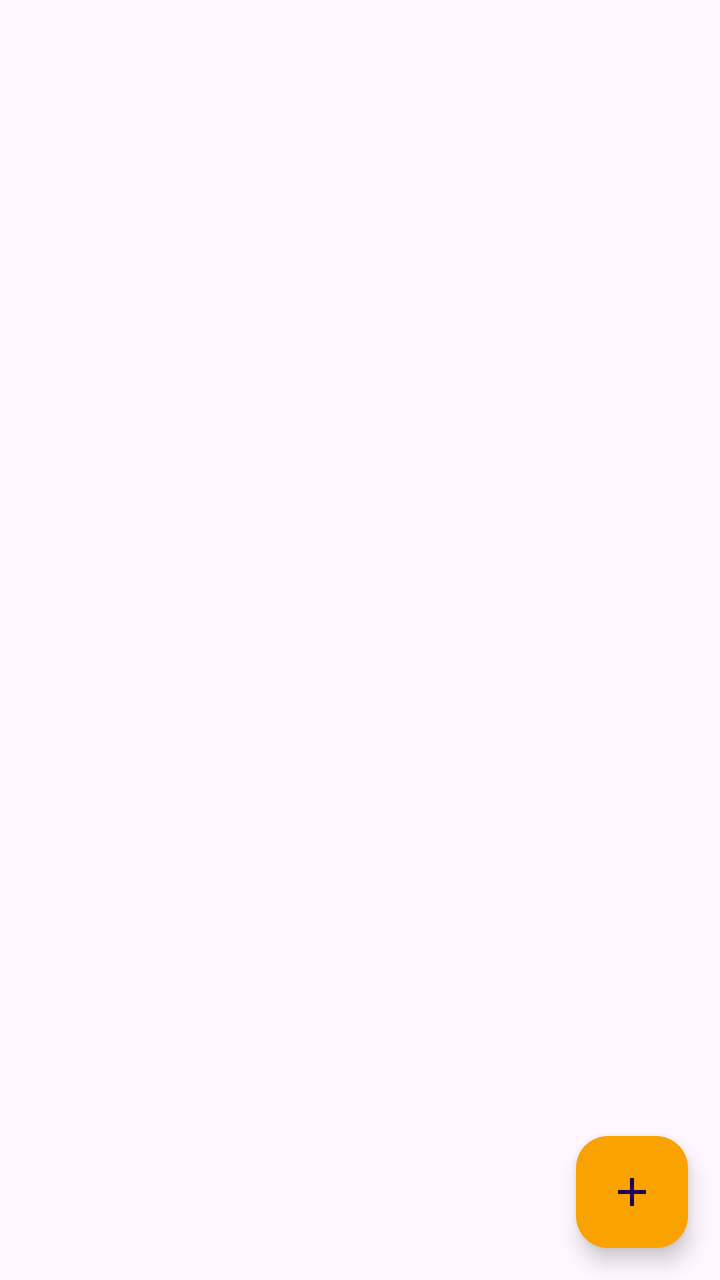
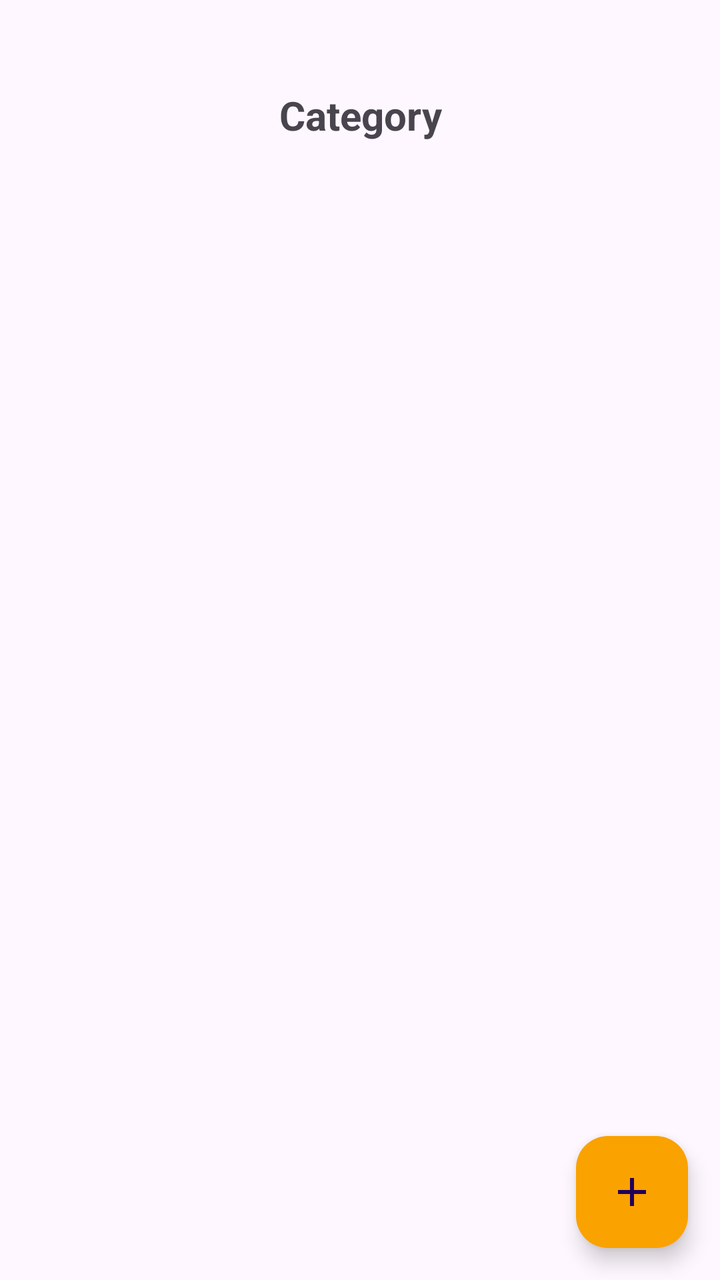

An Android layout rendered at two revisions. The XML below is the earlier revision; the diff shows what the commit changed to produce the second picture.
<!-- AndroidManifest.xml: application theme Theme.Valora -->
<!-- res/layout/fragment_home.xml -->
<?xml version="1.0" encoding="utf-8"?>
<RelativeLayout xmlns:android="http://schemas.android.com/apk/res/android"
    xmlns:tools="http://schemas.android.com/tools"
    android:layout_width="match_parent"
    android:layout_height="match_parent"
    tools:context=".fragment_home">




    <androidx.recyclerview.widget.RecyclerView
        android:id="@+id/recyclerView"
        android:layout_width="match_parent"
        android:layout_height="match_parent"/>



    <com.google.android.material.floatingactionbutton.FloatingActionButton
        android:id="@+id/fabAdd"
        android:layout_width="wrap_content"
        android:layout_height="wrap_content"
        android:layout_alignParentBottom="true"
        android:layout_alignParentEnd="true"
        android:layout_margin="16dp"
        android:src="@drawable/plusbutton"
        android:backgroundTint="@color/orange"/>


</RelativeLayout>
<!-- resources referenced by this layout -->
<resources>
  <color name="orange">#F9A200</color>
  <!-- drawable plusbutton (drawable) -->
  <vector xmlns:android="http://schemas.android.com/apk/res/android"
      android:width="24dp"
      android:height="24dp"
      android:viewportWidth="960"
      android:viewportHeight="960">
    <path
        android:pathData="M440,520L200,520v-80h240v-240h80v240h240v80L520,520v240h-80v-240Z"
        android:fillColor="#e3e3e3"/>
  </vector>
  <style name="Theme.Valora" parent="Base.Theme.Valora" />
  <style name="Base.Theme.Valora" parent="Theme.Material3.DayNight.NoActionBar">
          
          
      </style>
</resources>

<!-- the commit's change to res/layout/fragment_home.xml (unified diff, before → after) -->
@@ -1,29 +1,50 @@
-<?xml version="1.0" encoding="utf-8"?>
-<RelativeLayout xmlns:android="http://schemas.android.com/apk/res/android"
+<androidx.constraintlayout.widget.ConstraintLayout
+    xmlns:android="http://schemas.android.com/apk/res/android"
     xmlns:tools="http://schemas.android.com/tools"
+    xmlns:app="http://schemas.android.com/apk/res-auto"
     android:layout_width="match_parent"
     android:layout_height="match_parent"
     tools:context=".fragment_home">
 
+    
 
+    
 
+    <TextView
+        android:id="@+id/category_heading"
+        android:layout_width="0dp"
+        android:layout_height="wrap_content"
+        android:layout_marginTop="28dp"
+        android:gravity="center"
+        android:padding="16dp"
+        android:text="Category"
+        android:textSize="20sp"
+        android:textStyle="bold"
+        app:layout_constraintEnd_toEndOf="parent"
+        app:layout_constraintHorizontal_bias="0.0"
+        app:layout_constraintStart_toStartOf="parent"
+        app:layout_constraintTop_toTopOf="parent" />
 
     <androidx.recyclerview.widget.RecyclerView
         android:id="@+id/recyclerView"
-        android:layout_width="match_parent"
-        android:layout_height="match_parent"/>
+        android:layout_width="0dp"
+        android:layout_height="0dp"
+        android:contentDescription="List of categories"
+        app:layout_constraintTop_toBottomOf="@id/category_heading"
+        app:layout_constraintBottom_toTopOf="@id/fabAdd"
+        app:layout_constraintStart_toStartOf="parent"
+        app:layout_constraintEnd_toEndOf="parent" />
 
-
-
+    
     <com.google.android.material.floatingactionbutton.FloatingActionButton
         android:id="@+id/fabAdd"
         android:layout_width="wrap_content"
         android:layout_height="wrap_content"
-        android:layout_alignParentBottom="true"
-        android:layout_alignParentEnd="true"
         android:layout_margin="16dp"
         android:src="@drawable/plusbutton"
-        android:backgroundTint="@color/orange"/>
+        android:backgroundTint="@color/orange"
+        android:contentDescription="Add new category"
+        app:layout_constraintBottom_toBottomOf="parent"
+        app:layout_constraintEnd_toEndOf="parent" />
 
-
-</RelativeLayout>
+</androidx.constraintlayout.widget.ConstraintLayout>
